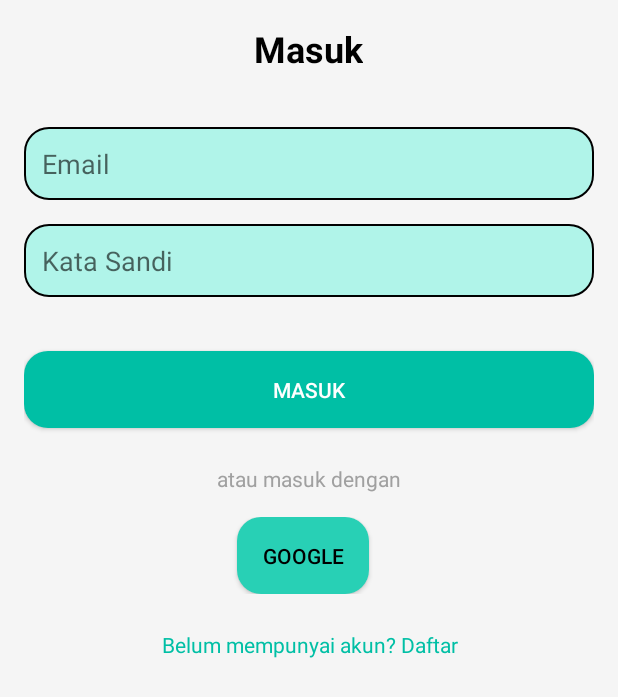
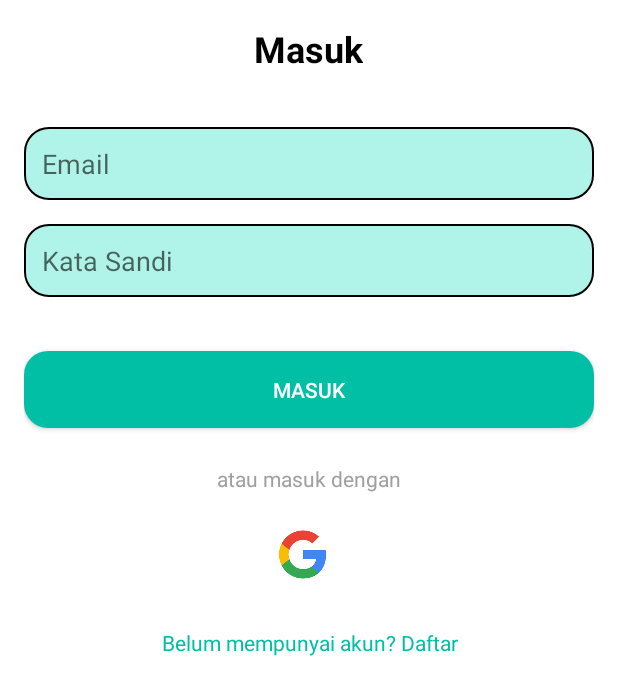
Before and after one commit to zidaneelfasya/PAM1, an Android app: the LoginActivity screen opened directly, with no data from a screen before it, on a phone screen of 412 x 824 dp. Shown: the top 697 px of the screen. Run offline under Robolectric (Android 15) with nearby library versions, the phone set to English and light mode, and no system bars; our stand-ins replace Firebase (no records; nobody signed in at launch, a user with empty details on screens opened directly).

Commit message:
Update activity_login.xml

```diff
--- a/app/src/main/res/layout/activity_login.xml
+++ b/app/src/main/res/layout/activity_login.xml
@@ -6,7 +6,7 @@
     android:layout_height="match_parent"
     android:orientation="vertical"
     android:padding="16dp"
-    android:background="#F5F5F5"
+    android:background="#fff"
     tools:context=".LoginActivity">
 
     <TextView
@@ -72,14 +72,14 @@
         android:gravity="center"
         android:layout_marginBottom="24dp">
 
-        <Button
+        <ImageView
             android:id="@+id/btn_google"
             android:layout_width="wrap_content"
-            android:layout_height="match_parent"
+            android:layout_height="50dp"
             android:layout_marginEnd="8dp"
-            android:text="Google"
+            android:src="@drawable/ic_google"
             android:textColor="#000000"
-            android:background="@drawable/oval_button" />
+             />
 
     </LinearLayout>
 
```
